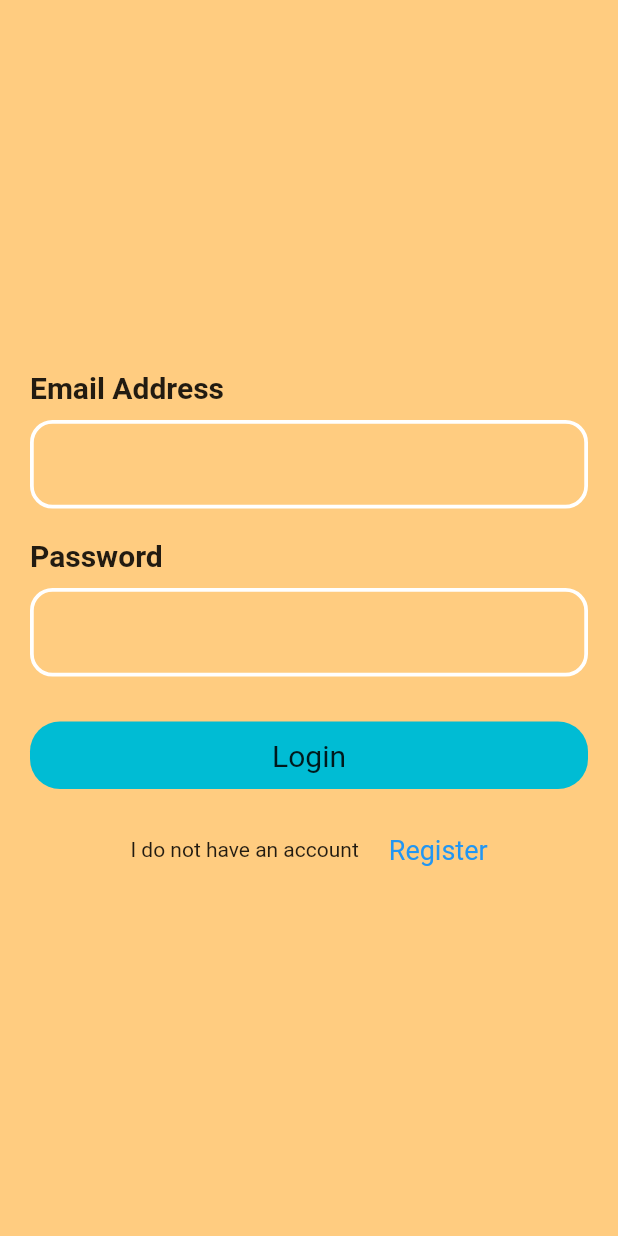
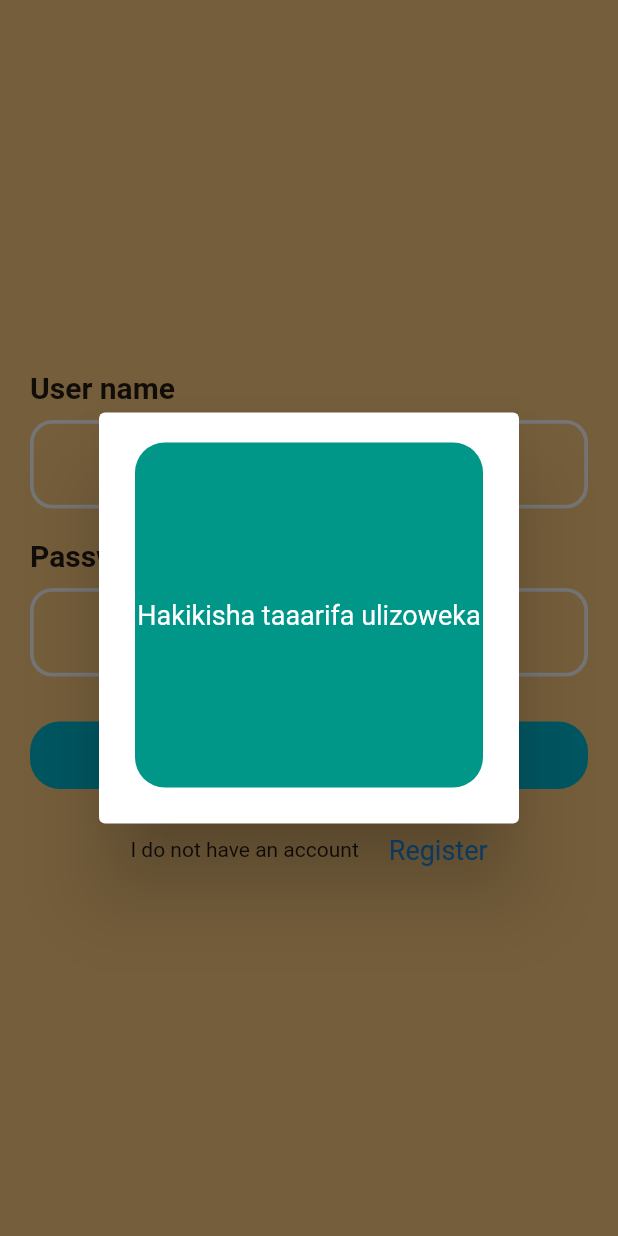
Before and after one commit to zuberypima/dietplanapp, a Flutter app: the screen it shows after launch, after a tap on "Login", on a phone screen of 412 x 824 dp. Run offline on Flutter 3.47's test engine with Material 2 defaults, Android fonts, the light colour scheme and no system bars; our stand-ins replace cloud_firestore, firebase_auth, firebase_core, firebase_database, hive, hive_flutter and 2 more; accounts and stored records are empty.

Commit message:
Smart case  app

```diff
--- a/lib/pages/goalweightpage.dart
+++ b/lib/pages/goalweightpage.dart
@@ -70,7 +70,7 @@ class GoalWeightPage extends StatelessWidget {
                     height, workingtime, goalweight.toString(),email,password);
 
                 Navigator.push(context,
-                    MaterialPageRoute(builder: (context) => HomeScren()));
+                    MaterialPageRoute(builder: (context) => HomeScren(username: name,)));
 
               },
               child: NextButton('Submit'))
--- a/lib/pages/loginpage.dart
+++ b/lib/pages/loginpage.dart
@@ -1,17 +1,24 @@
+import 'package:cloud_firestore/cloud_firestore.dart';
 import 'package:firebase_auth/firebase_auth.dart';
 import 'package:flutter/material.dart';
 import 'package:smartdietapp/pages/registrationpage.dart';
 import 'package:smartdietapp/pages/screens/homepage.dart';
-import 'package:smartdietapp/pages/usedetailspage.dart';
 import 'package:smartdietapp/widgets/nextbutton.dart';
 
+class LoginPage extends StatefulWidget {
+  LoginPage({Key? key}) : super(key: key);
 
-class LoginPage extends StatelessWidget {
-  LoginPage({Key? key}) : super(key: key);
-  String? _email;
-  String? _password;
+  @override
+  State<LoginPage> createState() => _LoginPageState();
+}
+
+class _LoginPageState extends State<LoginPage> {
+  String _username = '';
+
+  String _password = '';
 
   final _auth = FirebaseAuth.instance;
+
   @override
   Widget build(BuildContext context) {
     return Scaffold(
@@ -23,7 +30,7 @@ class LoginPage extends StatelessWidget {
           Padding(
             padding: const EdgeInsets.only(left: 20, bottom: 10),
             child: Text(
-              'Email Address',
+              'User name',
               style: TextStyle(fontSize: 20, fontWeight: FontWeight.w600),
             ),
           ),
@@ -31,7 +38,7 @@ class LoginPage extends StatelessWidget {
             padding: const EdgeInsets.only(left: 20, right: 20),
             child: TextFormField(
               onChanged: ((value) {
-                _email = value.trim();
+                _username = value;
               }),
               keyboardType: TextInputType.emailAddress,
               decoration: InputDecoration(
@@ -54,7 +61,7 @@ class LoginPage extends StatelessWidget {
             padding: const EdgeInsets.only(left: 20, right: 20, bottom: 30),
             child: TextFormField(
               onChanged: ((value) {
-                _password = value.trim();
+                _password = value;
               }),
               decoration: InputDecoration(
                   focusedBorder: OutlineInputBorder(
@@ -67,8 +74,8 @@ class LoginPage extends StatelessWidget {
           ),
           InkWell(
               onTap: () async {
-              // Navigator.push(context, MaterialPageRoute(builder: (context)=>HomeScren()));
-
+               // checkuserverificarion(_username, _password);
+                checkuserverificarion('zubery', '1234');
               },
               child: NextButton('Login')),
           Padding(
@@ -78,7 +85,7 @@ class LoginPage extends StatelessWidget {
                 Navigator.push(
                     context,
                     MaterialPageRoute(
-                        builder: (context) =>RegistrationPage()));
+                        builder: (context) => RegistrationPage()));
               },
               child: Row(
                 mainAxisAlignment: MainAxisAlignment.center,
@@ -101,4 +108,42 @@ class LoginPage extends StatelessWidget {
       ),
     );
   }
+
+  checkuserverificarion(String uid, String password) {
+    FirebaseFirestore.instance
+        .collection('UserDetails')
+        .where('Name', isEqualTo: uid)
+        .where('Password', isEqualTo: password)
+        .get()
+        .then((QuerySnapshot snapshots) {
+      if (snapshots.docs.isNotEmpty) {
+        Navigator.push(
+            context,
+            MaterialPageRoute(
+                builder: (_) => HomeScren(
+                      username: uid,
+                    )));
+      }
+      if (snapshots.docs.isEmpty) {
+        return showDialog(
+            context: context,
+            builder: (context) {
+              return Container(
+                child: AlertDialog(
+                  content: Container(
+                      height: 230,
+                      decoration: BoxDecoration(
+                          color: Colors.teal,
+                          borderRadius: BorderRadius.circular(20)),
+                      child: Center(
+                          child: Text(
+                        'Hakikisha taaarifa ulizoweka',
+                        style: TextStyle(color: Colors.white, fontSize: 18),
+                      ))),
+                ),
+              );
+            });
+      }
+    });
+  }
 }
--- a/lib/pages/screens/mainscreen.dart
+++ b/lib/pages/screens/mainscreen.dart
@@ -173,6 +173,8 @@ class _MainScreenState extends State<MainScreen> {
                                       borderRadius: BorderRadius.circular(20)),
                                   child: Padding(
                                     padding: const EdgeInsets.all(8.0),
+                                    child: Container(
+                                      width: MediaQuery.of(context).size.width/1.4,
                                       child: Row(
                                         children: [
                                           CircleAvatar(
@@ -184,10 +186,11 @@ class _MainScreenState extends State<MainScreen> {
                                             width: 5,
                                           ),
                                           Text(
-                                          '1 Glass of Water,with Leamon',
+                                            '${data['What']}',
                                             style: TextStyle(fontSize: 16),
                                           )
                                         ],
+                                      ),
                                     ),
                                   ),
                                 ),
--- a/lib/pages/screens/profilescreen.dart
+++ b/lib/pages/screens/profilescreen.dart
@@ -8,8 +8,8 @@ import 'package:smartdietapp/widgets/profilecontaine.dart';
 
 
 class ProfileScreem extends StatefulWidget {
-  //String username;
-  ProfileScreem({Key? key,}) : super(key: key);
+  String username;
+  ProfileScreem({Key? key,required this.username}) : super(key: key);
 
   @override
   State<ProfileScreem> createState() => _ProfileScreemState();
@@ -30,7 +30,7 @@ final Stream<QuerySnapshot> userStream =FirebaseFirestore.instance.collection('U
         backgroundColor: Colors.orange,
       ),
       body: FutureBuilder<DocumentSnapshot>(
-      future: users.doc('zubery').get(),
+      future: users.doc(widget.username).get(),
       builder:
           (BuildContext context, AsyncSnapshot<DocumentSnapshot> snapshot) {
 
```
Also changed, not shown: lib/pages/screens/homepage.dart (+9 -13 lines). Lines whose indentation alone changed are shown as unchanged.
